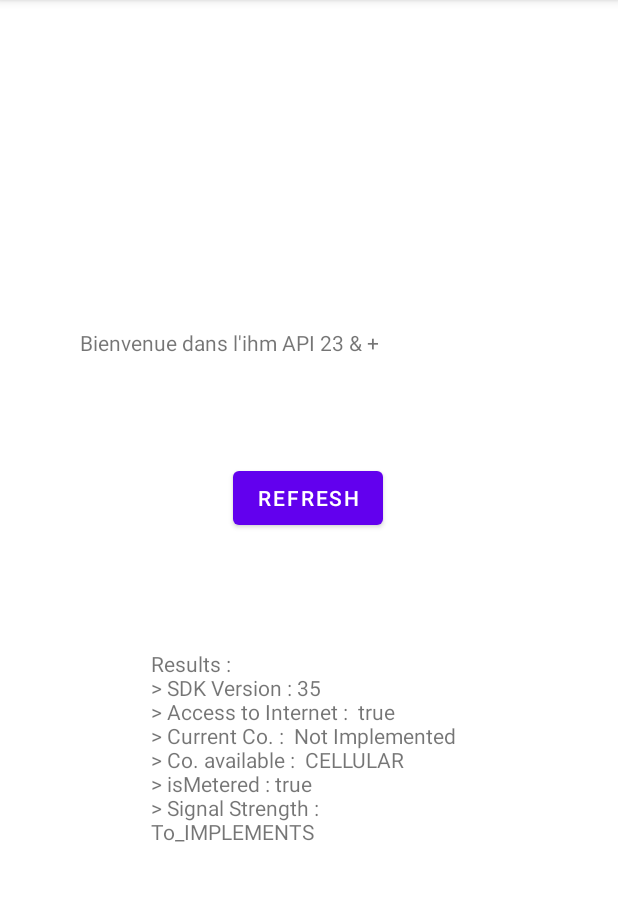
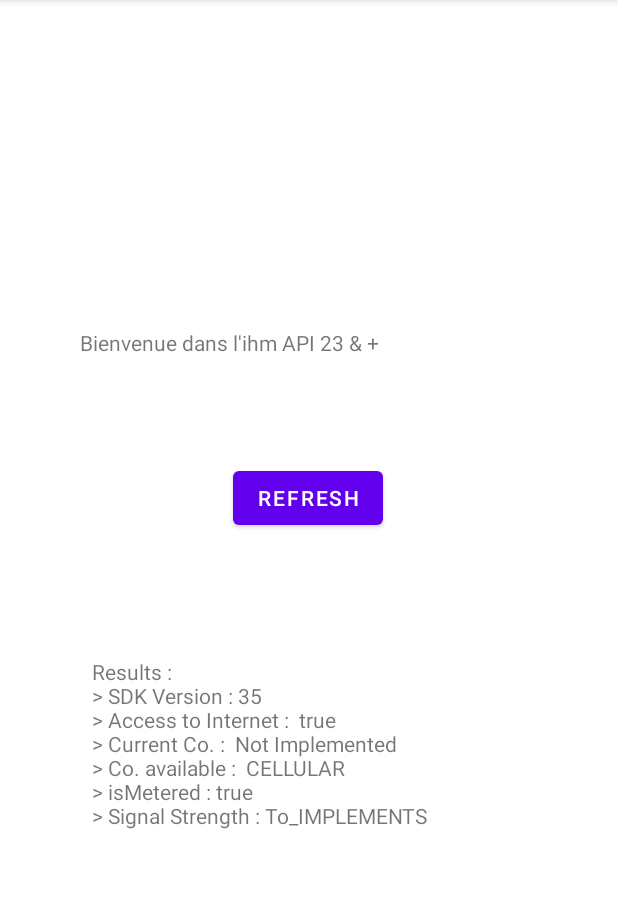
Before and after one commit to besstiolle/maBanque, an Android app: the screen it shows after launch (MainActivity), on a phone screen of 412 x 824 dp, the part 84-985 px from its top. Run offline under Robolectric (Android 15) with nearby library versions, the phone set to English and light mode, and no system bars.

Commit message:
:art: update size of report

```diff
--- a/app/src/main/res/layout/activity_main_23.xml
+++ b/app/src/main/res/layout/activity_main_23.xml
@@ -20,15 +20,15 @@
 
     <TextView
         android:id="@+id/rapport"
-        android:layout_width="210dp"
-        android:layout_height="205dp"
+        android:layout_width="288dp"
+        android:layout_height="255dp"
         android:text="Hello World!"
         app:layout_constraintBottom_toBottomOf="parent"
-        app:layout_constraintHorizontal_bias="0.497"
+        app:layout_constraintHorizontal_bias="0.495"
         app:layout_constraintLeft_toLeftOf="parent"
         app:layout_constraintRight_toRightOf="parent"
         app:layout_constraintTop_toTopOf="parent"
-        app:layout_constraintVertical_bias="0.769" />
+        app:layout_constraintVertical_bias="0.855" />
 
     <Button
         android:id="@+id/button_refresh"
```
Also changed, not shown: app/src/main/res/layout/activity_main_16.xml (+4 -4 lines).
